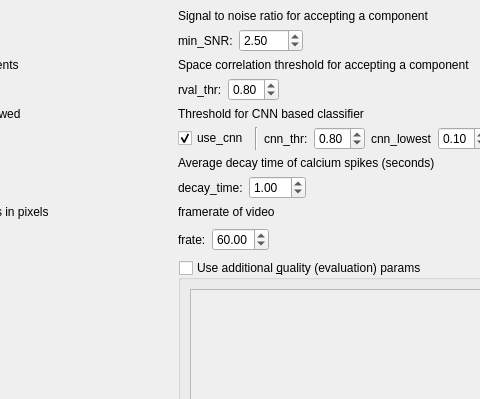
nel-lab/mesmerize-napari, file mesmerize_napari/ui_files/cnmf_template.ui: the form before one commit; both pictures show x 217 to 697 and y 0 to 399 of the 784 by 726 pixel window.
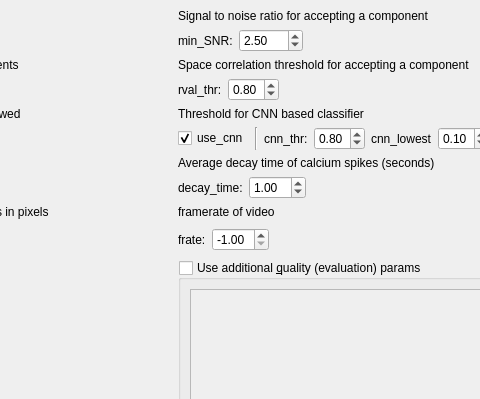
The form after the commit.

Patch:
```diff
--- a/mesmerize_napari/ui_files/cnmf_template.ui
+++ b/mesmerize_napari/ui_files/cnmf_template.ui
@@ -707,8 +707,11 @@
         </item>
         <item>
          <widget class="QDoubleSpinBox" name="doubleSpinBoxFrameRate">
+          <property name="minimum">
+           <double>-1.000000000000000</double>
+          </property>
           <property name="value">
-           <double>60.000000000000000</double>
+           <double>-1.000000000000000</double>
           </property>
          </widget>
         </item>
```
